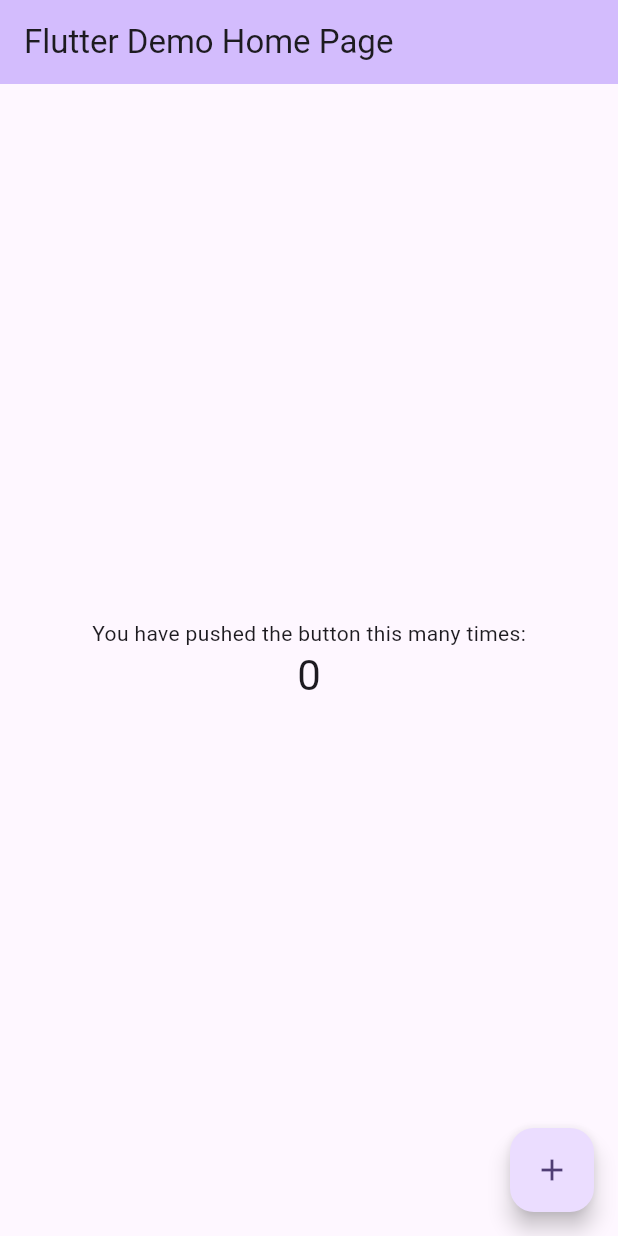
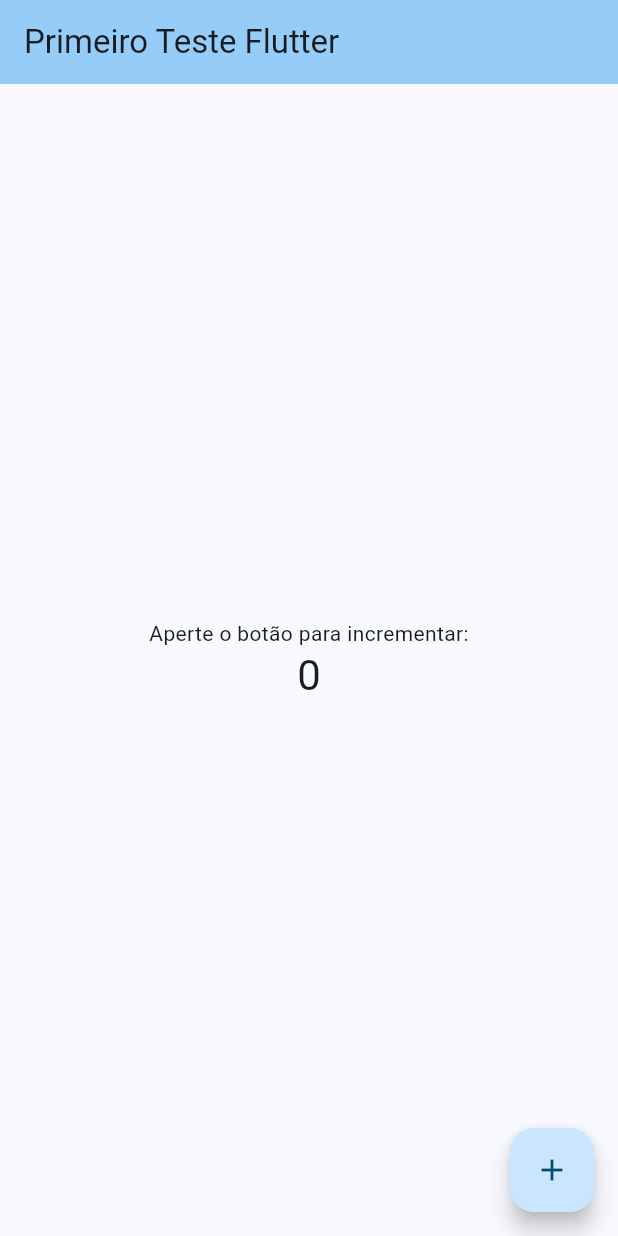
Before and after one commit to RobsonNiai/meuappflutter, a Flutter app: the screen it shows after launch, on a phone screen of 412 x 824 dp. Run offline on Flutter 3.47's test engine with Material 3 defaults, Android fonts, the phone set to English and light mode, and no system bars.

Commit message:
Sistema alterado

```diff
--- a/lib/main.dart
+++ b/lib/main.dart
@@ -7,46 +7,21 @@ void main() {
 class MyApp extends StatelessWidget {
   const MyApp({super.key});
 
-  // This widget is the root of your application.
   @override
   Widget build(BuildContext context) {
     return MaterialApp(
-      title: 'Flutter Demo',
+      title: 'Primeiro Teste Flutter',
       theme: ThemeData(
-        // This is the theme of your application.
-        //
-        // TRY THIS: Try running your application with "flutter run". You'll see
-        // the application has a purple toolbar. Then, without quitting the app,
-        // try changing the seedColor in the colorScheme below to Colors.green
-        // and then invoke "hot reload" (save your changes or press the "hot
-        // reload" button in a Flutter-supported IDE, or press "r" if you used
-        // the command line to start the app).
-        //
-        // Notice that the counter didn't reset back to zero; the application
-        // state is not lost during the reload. To reset the state, use hot
-        // restart instead.
-        //
-        // This works for code too, not just values: Most code changes can be
-        // tested with just a hot reload.
-        colorScheme: ColorScheme.fromSeed(seedColor: Colors.deepPurple),
+        colorScheme: ColorScheme.fromSeed(seedColor: Colors.lightBlue),
         useMaterial3: true,
       ),
-      home: const MyHomePage(title: 'Flutter Demo Home Page'),
+      home: const MyHomePage(title: 'Primeiro Teste Flutter'),
     );
   }
 }
 
 class MyHomePage extends StatefulWidget {
   const MyHomePage({super.key, required this.title});
-
-  // This widget is the home page of your application. It is stateful, meaning
-  // that it has a State object (defined below) that contains fields that affect
-  // how it looks.
-
-  // This class is the configuration for the state. It holds the values (in this
-  // case the title) provided by the parent (in this case the App widget) and
-  // used by the build method of the State. Fields in a Widget subclass are
-  // always marked "final".
 
   final String title;
 
@@ -59,54 +34,23 @@ class _MyHomePageState extends State<MyHomePage> {
 
   void _incrementCounter() {
     setState(() {
-      // This call to setState tells the Flutter framework that something has
-      // changed in this State, which causes it to rerun the build method below
-      // so that the display can reflect the updated values. If we changed
-      // _counter without calling setState(), then the build method would not be
-      // called again, and so nothing would appear to happen.
       _counter++;
     });
   }
 
   @override
   Widget build(BuildContext context) {
-    // This method is rerun every time setState is called, for instance as done
-    // by the _incrementCounter method above.
-    //
-    // The Flutter framework has been optimized to make rerunning build methods
-    // fast, so that you can just rebuild anything that needs updating rather
-    // than having to individually change instances of widgets.
     return Scaffold(
       appBar: AppBar(
-        // TRY THIS: Try changing the color here to a specific color (to
-        // Colors.amber, perhaps?) and trigger a hot reload to see the AppBar
-        // change color while the other colors stay the same.
         backgroundColor: Theme.of(context).colorScheme.inversePrimary,
-        // Here we take the value from the MyHomePage object that was created by
-        // the App.build method, and use it to set our appbar title.
         title: Text(widget.title),
       ),
       body: Center(
-        // Center is a layout widget. It takes a single child and positions it
-        // in the middle of the parent.
         child: Column(
-          // Column is also a layout widget. It takes a list of children and
-          // arranges them vertically. By default, it sizes itself to fit its
-          // children horizontally, and tries to be as tall as its parent.
-          //
-          // Column has various properties to control how it sizes itself and
-          // how it positions its children. Here we use mainAxisAlignment to
-          // center the children vertically; the main axis here is the vertical
-          // axis because Columns are vertical (the cross axis would be
-          // horizontal).
-          //
-          // TRY THIS: Invoke "debug painting" (choose the "Toggle Debug Paint"
-          // action in the IDE, or press "p" in the console), to see the
-          // wireframe for each widget.
           mainAxisAlignment: MainAxisAlignment.center,
           children: <Widget>[
             const Text(
-              'You have pushed the button this many times:',
+              'Aperte o botão para incrementar:',
             ),
             Text(
               '$_counter',
@@ -117,9 +61,9 @@ class _MyHomePageState extends State<MyHomePage> {
       ),
       floatingActionButton: FloatingActionButton(
         onPressed: _incrementCounter,
-        tooltip: 'Increment',
+        tooltip: 'Incrementando...',
         child: const Icon(Icons.add),
-      ), // This trailing comma makes auto-formatting nicer for build methods.
+      ),
     );
   }
 }
```
Also changed, not shown: 1 other file.
